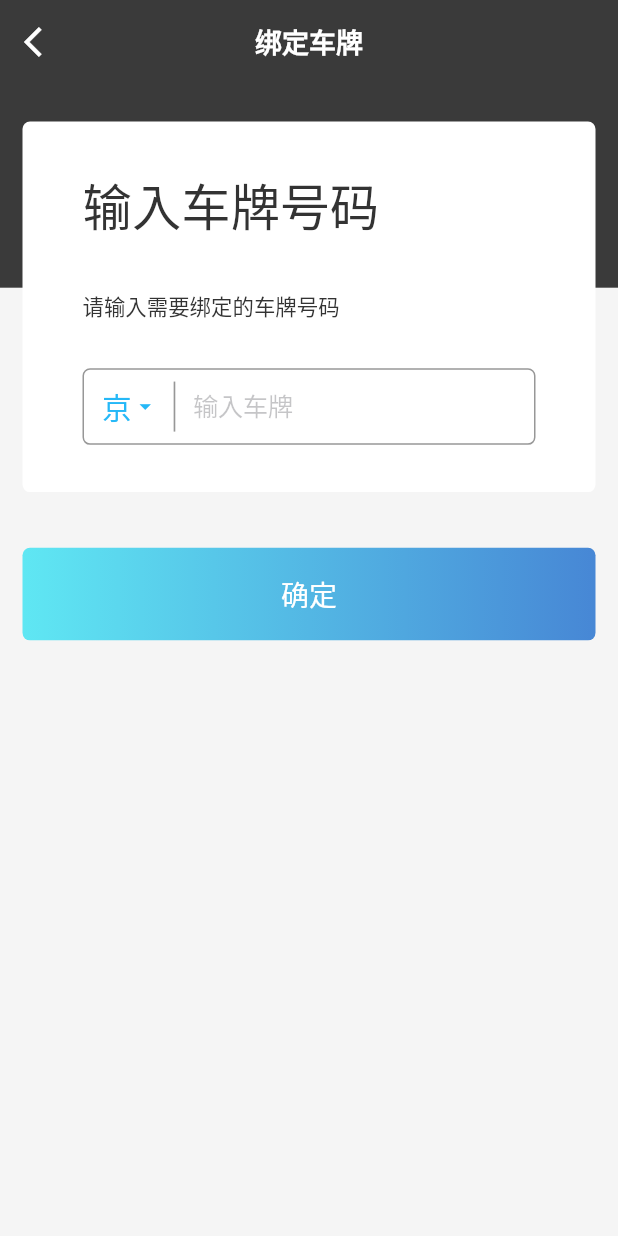
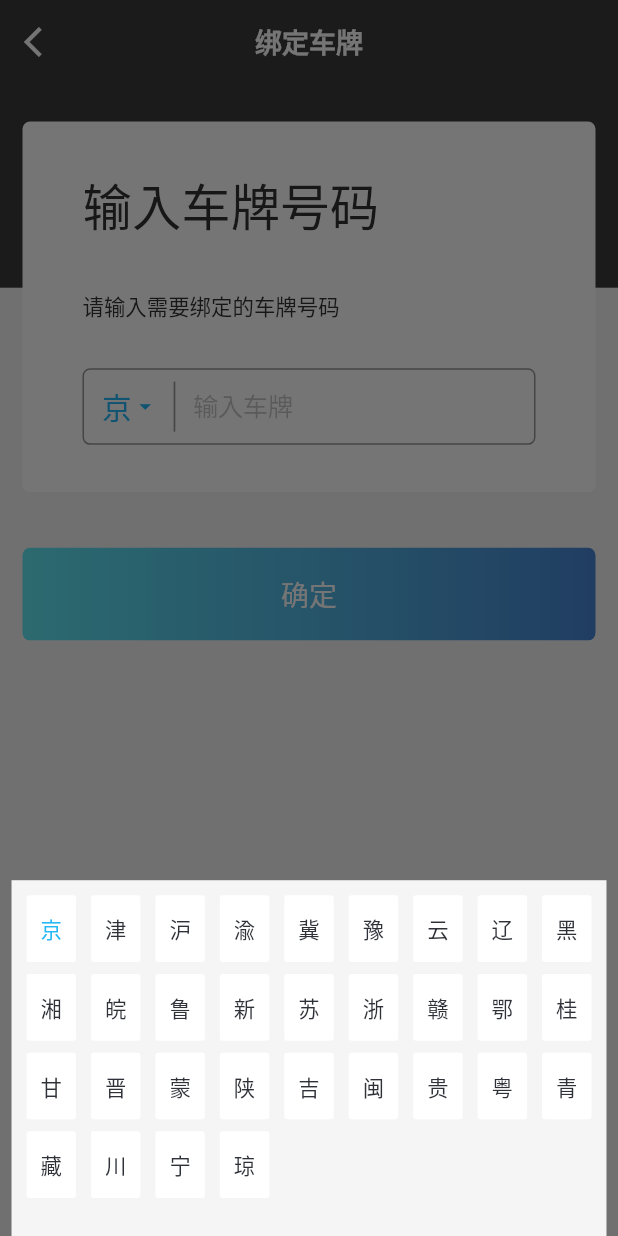
Before and after one commit to AngryWolves/app, a Flutter app: the BindLicensePage screen opened directly, after a tap on an icon or button, on a phone screen of 412 x 824 dp. Run offline on Flutter 3.47's test engine with Material 2 defaults, Android fonts, the phone set to English and light mode, and no system bars; our stand-ins replace cached_network_image, event_bus, flutter_screenutil, flutter_spinkit, flutter_swiper, shared_preferences; accounts and stored records are empty; network calls fail; statements that could not run were skipped.

Commit message:
选择车牌代码弹窗

```diff
--- a/lib/pages/bind_license_page.dart
+++ b/lib/pages/bind_license_page.dart
@@ -1,3 +1,4 @@
+import 'package:flutter/cupertino.dart';
 import 'package:flutter/material.dart';
 import 'package:flutter_screenutil/flutter_screenutil.dart';
 import 'package:smart_park/values/colors.dart';
@@ -5,13 +6,51 @@ import 'package:smart_park/values/strings.dart';
 import 'package:smart_park/widgets/base/base_state.dart';
 import 'package:smart_park/widgets/common_app_bar.dart';
 import 'package:smart_park/widgets/parking/enter_license.dart';
+import 'package:smart_park/widgets/parking/license_code_dialog.dart';
 
 class BindLicensePage extends StatefulWidget {
+  static final codeList = [
+    '京',
+    '津',
+    '沪',
+    '渝',
+    '冀',
+    '豫',
+    '云',
+    '辽',
+    '黑',
+    '湘',
+    '皖',
+    '鲁',
+    '新',
+    '苏',
+    '浙',
+    '赣',
+    '鄂',
+    '桂',
+    '甘',
+    '晋',
+    '蒙',
+    '陕',
+    '吉',
+    '闽',
+    '贵',
+    '粤',
+    '青',
+    '藏',
+    '川',
+    '宁',
+    '琼'
+  ];
+
   @override
   _BindLicenceState createState() => _BindLicenceState();
 }
 
 class _BindLicenceState extends BaseState<BindLicensePage> {
+  /// 已选车牌代码, 默认为 '京'
+  String _selectedCode = BindLicensePage.codeList[0];
+
   @override
   Widget build(BuildContext context) {
     return Scaffold(
@@ -19,16 +58,23 @@ class _BindLicenceState extends BaseState<BindLicensePage> {
           onBack: onBack,
           color: ColorRes.BLACK_APP_BAR_BACKGROUND,
           titleColor: Colors.white,
-          elevation: 0.0),
+          brightness: Brightness.dark,
+          elevation: 0.0), //    appBar: buildParkingAppBar(),
       body: Stack(
         children: <Widget>[_buildBackground(), _buildCoverBindLayout()],
       ),
     );
   }
 
+  ///
+  /// 绑定车牌号输入框
+  ///
   Widget _buildCoverBindLayout() => Column(
         children: <Widget>[
-          EnterLicenseView(),
+          EnterLicenseView(
+            onCodeSelectTap: _showSelectCodeDialog,
+            code: _selectedCode,
+          ),
           GestureDetector(
             onTap: () {},
             child: Container(
@@ -59,8 +105,12 @@ class _BindLicenceState extends BaseState<BindLicensePage> {
   Widget _buildBackground() => Column(
         children: <Widget>[
           Container(
+            decoration: BoxDecoration(
+              color: ColorRes.BLACK_APP_BAR_BACKGROUND,
+              border: Border(
+                  top: BorderSide(color: ColorRes.BLACK_APP_BAR_BACKGROUND)),
+            ),
             height: ScreenUtil().setHeight(110),
-            color: ColorRes.BLACK_APP_BAR_BACKGROUND,
           ),
           Expanded(
             child: Container(
@@ -69,4 +119,17 @@ class _BindLicenceState extends BaseState<BindLicensePage> {
           )
         ],
       );
+
+  void _showSelectCodeDialog() {
+    showDialog(
+        context: context,
+        builder: (_) => LicenseCodeDialog(
+              selectedCode: _selectedCode,
+              onCodeTap: (code) {
+                setState(() {
+                  _selectedCode = code;
+                });
+              },
+            ));
+  }
 }
--- a/lib/widgets/parking/enter_license.dart
+++ b/lib/widgets/parking/enter_license.dart
@@ -5,6 +5,11 @@ import 'package:smart_park/values/colors.dart';
 import 'package:smart_park/values/strings.dart';
 
 class EnterLicenseView extends StatefulWidget {
+  EnterLicenseView({this.onCodeSelectTap, this.code}) : assert(code != null);
+
+  final onCodeSelectTap;
+  final String code;
+
   @override
   _EnterLicenseViewState createState() => _EnterLicenseViewState();
 }
@@ -51,13 +56,13 @@ class _EnterLicenseViewState extends State<EnterLicenseView> {
   }
 
   Widget _buildPrefix() => GestureDetector(
-        onTap: () {},
+        onTap: widget.onCodeSelectTap,
         child: Container(
           margin: const EdgeInsets.only(left: 12.0),
           child: Row(
             children: <Widget>[
               Text(
-                '京',
+                widget.code,
                 style: TextStyle(
                     color: ColorRes.BLUE_TEXT,
                     fontSize: ScreenUtil().setSp(18)),
--- /dev/null
+++ b/lib/widgets/parking/license_code_dialog.dart
@@ -0,0 +1,69 @@
+import 'package:flutter/material.dart';
+import 'package:flutter_screenutil/flutter_screenutil.dart';
+import 'package:smart_park/pages/bind_license_page.dart';
+import 'package:smart_park/values/colors.dart';
+
+class LicenseCodeDialog extends StatelessWidget {
+  LicenseCodeDialog({this.selectedCode, this.onCodeTap})
+      : assert(selectedCode != null);
+
+  final String selectedCode;
+  final ValueChanged<String> onCodeTap;
+
+  @override
+  Widget build(BuildContext context) {
+    return Scaffold(
+      backgroundColor: Colors.transparent,
+      body: Column(
+        children: <Widget>[
+          Expanded(
+            child: GestureDetector(
+              onTap: () {
+                Navigator.pop(context);
+              },
+              child: Container(
+                color: Colors.transparent,
+              ),
+            ),
+          ),
+          Container(
+            padding: const EdgeInsets.all(10.0),
+            width: ScreenUtil.screenWidth,
+            height: ScreenUtil().setHeight(192),
+            color: ColorRes.APP_BACKGROUND,
+            child: Wrap(
+              spacing: 10.0,
+              runSpacing: 8.0,
+              children: BindLicensePage.codeList.map((code) {
+                Color textColor = selectedCode == code
+                    ? ColorRes.BLUE_TEXT
+                    : ColorRes.GERY_TEXT;
+                return GestureDetector(
+                  onTap: () {
+                    Navigator.pop(context);
+                    if (onCodeTap != null) {
+                      onCodeTap(code);
+                    }
+                  },
+                  child: Container(
+                    width: ScreenUtil().setWidth(30),
+                    height: ScreenUtil().setHeight(36),
+                    alignment: Alignment.center,
+                    decoration: BoxDecoration(
+                        color: Colors.white,
+                        borderRadius: BorderRadius.circular(2.0)),
+                    child: Text(
+                      code,
+                      style: TextStyle(
+                          color: textColor, fontSize: ScreenUtil().setSp(13)),
+                    ),
+                  ),
+                );
+              }).toList(),
+            ),
+          )
+        ],
+      ),
+    );
+  }
+}
--- /dev/null
+++ b/lib/widgets/parking/parking_app_bar.dart
@@ -0,0 +1,38 @@
+import 'package:flutter/material.dart';
+import 'package:flutter_screenutil/flutter_screenutil.dart';
+import 'package:smart_park/values/colors.dart';
+import 'package:smart_park/values/strings.dart';
+
+PreferredSizeWidget buildParkingAppBar() {
+  return PreferredSize(
+      child: Container(
+        decoration: BoxDecoration(
+            border: Border(bottom: BorderSide(color: ColorRes.BLACK_APP_BAR_BACKGROUND)),
+//          color: ColorRes.BLACK_APP_BAR_BACKGROUND,
+            gradient: LinearGradient(colors: [ColorRes.BLACK_APP_BAR_BACKGROUND,
+            ColorRes.BLACK_APP_BAR_BACKGROUND])
+        ),
+        child: Stack(
+          alignment: Alignment.centerLeft,
+          children: <Widget>[
+            Container(
+              alignment: Alignment.center,
+              child: Text(
+                bind_license_enter_title,
+                style: TextStyle(
+                    color: Colors.white, fontSize: ScreenUtil().setSp(18)),
+              ),
+            ),
+            Container(
+              width: ScreenUtil().setWidth(40),
+              height: ScreenUtil().setHeight(40),
+              child: Icon(
+                Icons.arrow_back_ios,
+                color: Colors.white,
+              ),
+            ),
+          ],
+        ),
+      ),
+      preferredSize: Size.fromHeight(ScreenUtil().setHeight(53)));
+}
```
